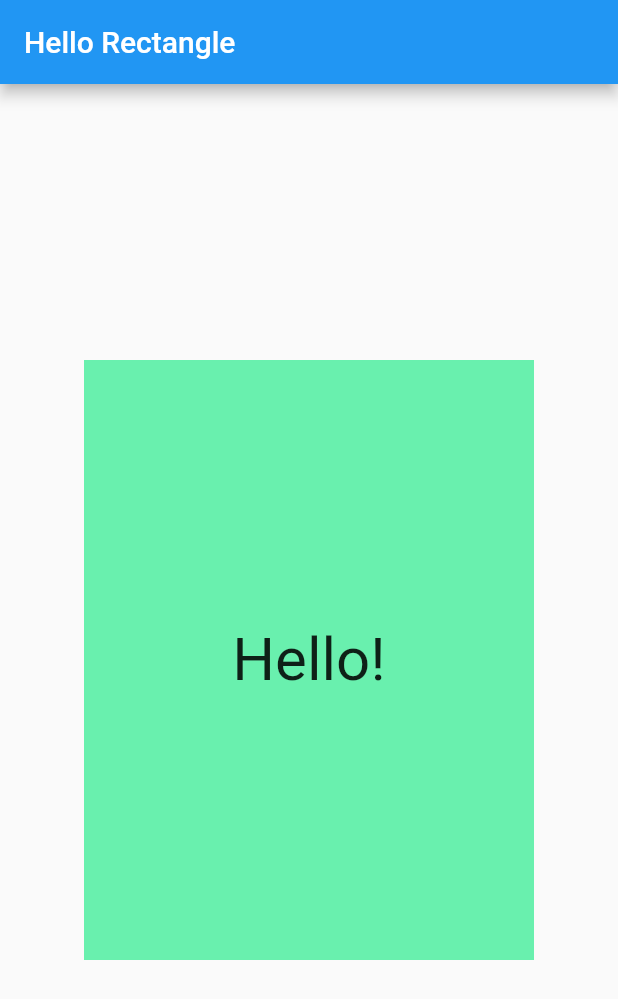
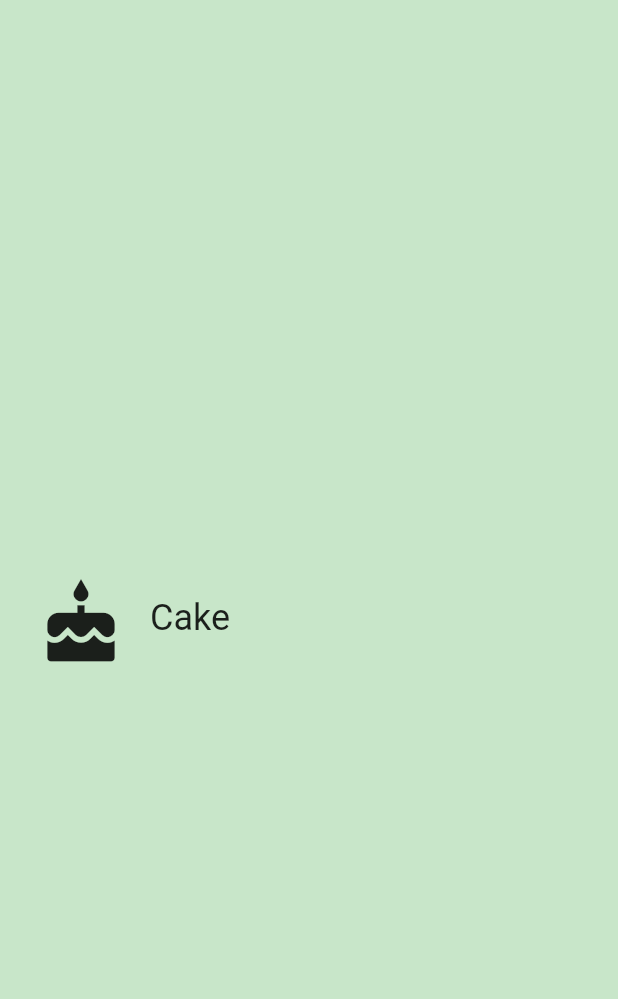
Before and after one commit to FlutterDevs/hello_rectangle, a Flutter app: the screen it shows after launch, on a phone screen of 412 x 824 dp. Shown: the top 999 px of the screen. Run offline on Flutter 3.47's test engine with Material 2 defaults, Android fonts, the phone set to English and light mode, and no system bars.

Commit message:
adding category widget

```diff
--- /dev/null
+++ b/lib/category.dart
@@ -0,0 +1,47 @@
+import 'package:flutter/material.dart';
+
+class Category extends StatelessWidget {
+  const Category({this.icon, this.color, this.name});
+  static const _height = 100.0;
+  static const _borderRadius = 50.0;
+  final IconData icon;
+  final Color color;
+  final String name;
+
+  @override
+  Widget build(BuildContext context) {
+    return Container(
+      child: Material(
+        color: Colors.transparent,
+        borderRadius: BorderRadius.circular(_borderRadius),
+        child: InkWell(
+          highlightColor: color,
+          onTap: () {
+            print('I was tapped');
+          },
+          child: Container(
+            height: _height,
+            child: Padding(
+              padding: EdgeInsets.all(8.0),
+              child: Row(
+                children: <Widget>[
+                  Padding(
+                    padding: EdgeInsets.all(16.0),
+                    child: Icon(
+                      icon,
+                      size: 60.0,
+                    ),
+                  ),
+                  Text(
+                    name,
+                    style: TextStyle(fontSize: 24.0),
+                  ),
+                ],
+              ),
+            ),
+          ),
+        ),
+      ),
+    );
+  }
+}
--- a/lib/main.dart
+++ b/lib/main.dart
@@ -1,30 +1,24 @@
 import 'package:flutter/material.dart';
+import 'package:hello_rectangle/category.dart';
+
+const _categoryName = 'Cake';
+const _categoryIcon = Icons.cake;
+const _categoryColor = Colors.green;
 
 void main() {
-  runApp(MaterialApp(
-    debugShowCheckedModeBanner: false,
-    home: Scaffold(
-      appBar: AppBar(
-        title: Text('Hello Rectangle'),
-      ),
-      body: HelloRectangle(),
-    ),
-  ));
+  runApp(UnitConverterApp());
 }
 
-class HelloRectangle extends StatelessWidget {
+class UnitConverterApp extends StatelessWidget {
   @override
   Widget build(BuildContext context) {
-    return Center(
-      child: Container(
-        color: Colors.greenAccent,
-        height: 400.0,
-        width: 300.0,
-        child: Center(
-          child: Text(
-            'Hello!',
-            style: TextStyle(fontSize: 40.0),
-          ),
+    return MaterialApp(
+      debugShowCheckedModeBanner: false,
+      title: 'Unit Converter',
+      home: Scaffold(
+        backgroundColor: Colors.green[100],
+        body: Center(
+          child: Category(name: _categoryName, color: _categoryColor, icon: _categoryIcon),
         ),
       ),
     );
```
